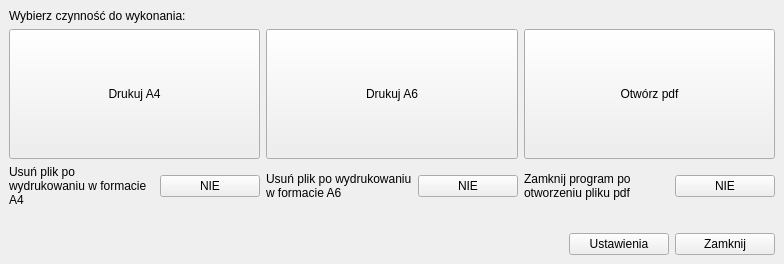
Above: mainwindow.ui from MarDom92/PrintMar before the change. Below: the same form after it.
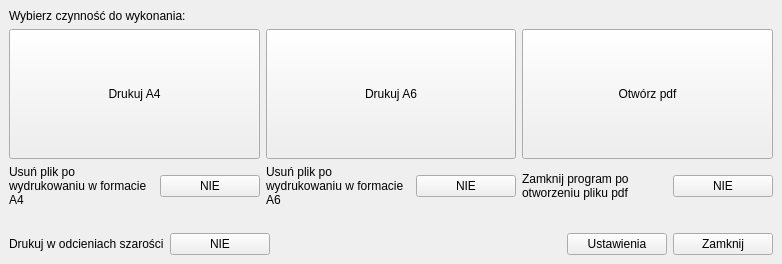
That is the form after the change. Icons and pictures are not drawn.

What changed in the file:
```diff
--- a/mainwindow.ui
+++ b/mainwindow.ui
@@ -6,13 +6,13 @@
    <rect>
     <x>0</x>
     <y>0</y>
-    <width>784</width>
+    <width>782</width>
     <height>264</height>
    </rect>
   </property>
   <property name="minimumSize">
    <size>
-    <width>784</width>
+    <width>782</width>
     <height>264</height>
    </size>
   </property>
@@ -265,7 +265,45 @@
      </spacer>
     </item>
     <item>
-     <layout class="QHBoxLayout" name="horizontalLayout_3">
+     <layout class="QHBoxLayout" name="horizontalLayout">
+      <item>
+       <widget class="QLabel" name="label_color_mode">
+        <property name="text">
+         <string>Drukuj w odcieniach szarości</string>
+        </property>
+        <property name="wordWrap">
+         <bool>false</bool>
+        </property>
+       </widget>
+      </item>
+      <item>
+       <widget class="QPushButton" name="pushButton_color_mode">
+        <property name="minimumSize">
+         <size>
+          <width>100</width>
+          <height>0</height>
+         </size>
+        </property>
+        <property name="maximumSize">
+         <size>
+          <width>100</width>
+          <height>16777215</height>
+         </size>
+        </property>
+        <property name="baseSize">
+         <size>
+          <width>100</width>
+          <height>0</height>
+         </size>
+        </property>
+        <property name="text">
+         <string>NIE</string>
+        </property>
+        <property name="checkable">
+         <bool>true</bool>
+        </property>
+       </widget>
+      </item>
       <item>
        <spacer name="horizontalSpacer_2">
         <property name="orientation">
```
Left out of the diff: 1 changed line with no effect on the pictures.
